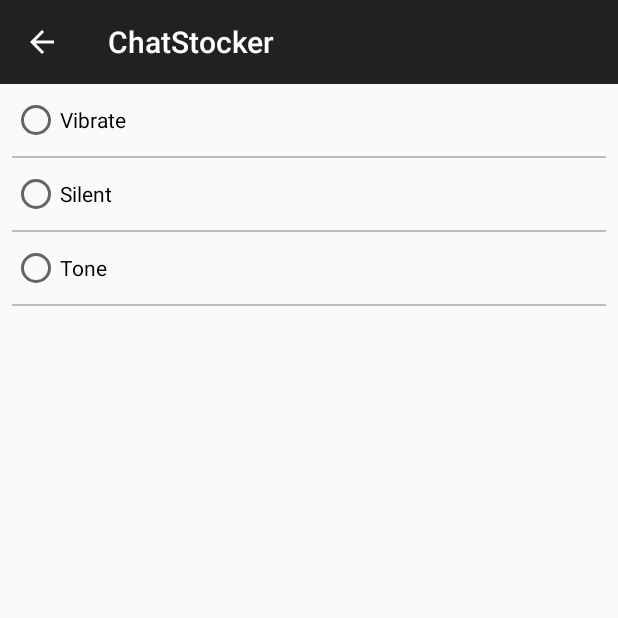
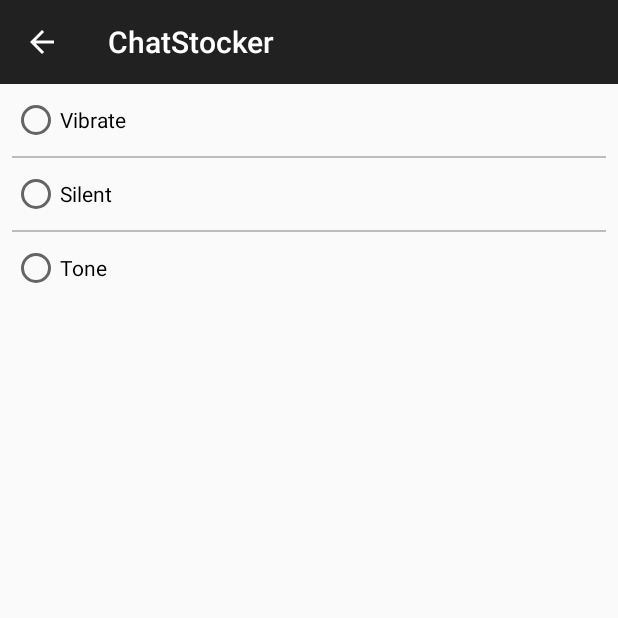
Before and after one commit to sachinverma310/ChatStocker, an Android app: the NotificationActivity screen opened directly, with no data from a screen before it, on a phone screen of 412 x 824 dp, the top half of it. Run offline under Robolectric (Android 15) with nearby library versions, the phone set to English and light mode, and no system bars; our stand-ins replace data binding.

Commit message:
20/11  15:15

```diff
--- a/app/src/main/res/layout/activity_notification.xml
+++ b/app/src/main/res/layout/activity_notification.xml
@@ -1,5 +1,6 @@
 <?xml version="1.0" encoding="utf-8"?>
 <layout>
+
     <LinearLayout xmlns:android="http://schemas.android.com/apk/res/android"
         xmlns:app="http://schemas.android.com/apk/res-auto"
         xmlns:tools="http://schemas.android.com/tools"
@@ -8,109 +9,129 @@
         android:orientation="vertical"
         tools:context=".view.NotificationActivity">
 
-    <LinearLayout
+        <RadioGroup
             android:layout_width="match_parent"
-        android:orientation="vertical"
-        android:layout_height="wrap_content">
+            android:layout_height="wrap_content"
+            android:orientation="vertical">
 
             <RadioButton
                 android:id="@+id/vibrateRadio"
                 android:layout_width="match_parent"
                 android:layout_height="32dp"
                 android:layout_marginStart="8dp"
-            android:text="Vibrate"
                 android:layout_marginTop="8dp"
-            android:layout_marginBottom="8dp" />
-
-        <TextView
-            android:id="@+id/tvVibrate"
-            android:layout_width="0dp"
-            android:visibility="gone"
-            android:layout_height="match_parent"
-            android:layout_weight="1"
-            android:gravity="center|start"
-            android:paddingLeft="10dp"
-            android:text="Vibrate"
-            android:textColor="@color/black"
-            android:textSize="16sp" />
-    </LinearLayout>
+                android:layout_marginBottom="8dp"
+                android:text="Vibrate" />
 
             <View
                 android:layout_width="match_parent"
                 android:layout_height="1dp"
                 android:layout_marginStart="8dp"
-        android:background="@color/gray"
                 android:layout_marginEnd="8dp"
-        android:alpha=".5" />
-
-    <LinearLayout
-        android:layout_width="match_parent"
-        android:orientation="vertical"
-        android:layout_height="wrap_content">
+                android:alpha=".5"
+                android:background="@color/gray" />
 
             <RadioButton
                 android:id="@+id/silentRadio"
                 android:layout_width="match_parent"
+                android:layout_height="32dp"
                 android:layout_marginStart="8dp"
                 android:layout_marginTop="8dp"
-            android:text="Silent"
                 android:layout_marginBottom="8dp"
-            android:layout_height="32dp" />
-
-        <TextView
-            android:id="@+id/tvSilent"
-            android:layout_width="0dp"
-            android:layout_height="match_parent"
-            android:layout_weight="1"
-            android:visibility="gone"
-            android:gravity="center|start"
-            android:paddingLeft="10dp"
-            android:text="Silent"
-            android:textColor="@color/black"
-            android:textSize="16sp" />
-    </LinearLayout>
-
+                android:text="Silent" />
             <View
                 android:layout_width="match_parent"
                 android:layout_height="1dp"
                 android:layout_marginStart="8dp"
-        android:background="@color/gray"
                 android:layout_marginEnd="8dp"
-        android:alpha=".5" />
-
-    <LinearLayout
-        android:layout_width="match_parent"
-        android:orientation="vertical"
-        android:layout_height="wrap_content">
-
+                android:alpha=".5"
+                android:background="@color/gray" />
             <RadioButton
                 android:id="@+id/toneRadio"
                 android:layout_width="match_parent"
                 android:layout_height="32dp"
                 android:layout_marginStart="8dp"
-            android:text="Tone"
                 android:layout_marginTop="8dp"
-            android:layout_marginBottom="8dp" />
+                android:layout_marginBottom="8dp"
+                android:text="Tone" />
+        </RadioGroup>
 
-        <TextView
-            android:id="@+id/tvtone"
-            android:layout_width="0dp"
-            android:visibility="gone"
-            android:layout_height="match_parent"
-            android:layout_weight="1"
-            android:gravity="center|start"
-            android:paddingLeft="10dp"
-            android:text="Tone"
-            android:textColor="@color/black"
-            android:textSize="16sp" />
-    </LinearLayout>
+        <!--    <View-->
+        <!--        android:layout_width="match_parent"-->
+        <!--        android:layout_height="1dp"-->
+        <!--        android:layout_marginStart="8dp"-->
+        <!--        android:background="@color/gray"-->
+        <!--        android:layout_marginEnd="8dp"-->
+        <!--        android:alpha=".5" />-->
 
-    <View
-        android:layout_width="match_parent"
-        android:layout_height="1dp"
-        android:layout_marginStart="8dp"
-        android:background="@color/gray"
-        android:layout_marginEnd="8dp"
-        android:alpha=".5" />
+        <!--    <LinearLayout-->
+        <!--        android:layout_width="match_parent"-->
+        <!--        android:orientation="vertical"-->
+        <!--        android:layout_height="wrap_content">-->
+
+        <!--        <RadioButton-->
+        <!--            android:id="@+id/silentRadio"-->
+        <!--            android:layout_width="match_parent"-->
+        <!--            android:layout_marginStart="8dp"-->
+        <!--            android:layout_marginTop="8dp"-->
+        <!--            android:text="Silent"-->
+        <!--            android:layout_marginBottom="8dp"-->
+        <!--            android:layout_height="32dp" />-->
+
+        <!--        <TextView-->
+        <!--            android:id="@+id/tvSilent"-->
+        <!--            android:layout_width="0dp"-->
+        <!--            android:layout_height="match_parent"-->
+        <!--            android:layout_weight="1"-->
+        <!--            android:visibility="gone"-->
+        <!--            android:gravity="center|start"-->
+        <!--            android:paddingLeft="10dp"-->
+        <!--            android:text="Silent"-->
+        <!--            android:textColor="@color/black"-->
+        <!--            android:textSize="16sp" />-->
+        <!--    </LinearLayout>-->
+
+        <!--    <View-->
+        <!--        android:layout_width="match_parent"-->
+        <!--        android:layout_height="1dp"-->
+        <!--        android:layout_marginStart="8dp"-->
+        <!--        android:background="@color/gray"-->
+        <!--        android:layout_marginEnd="8dp"-->
+        <!--        android:alpha=".5" />-->
+
+        <!--    <LinearLayout-->
+        <!--        android:layout_width="match_parent"-->
+        <!--        android:orientation="vertical"-->
+        <!--        android:layout_height="wrap_content">-->
+
+        <!--        <RadioButton-->
+        <!--            android:id="@+id/toneRadio"-->
+        <!--            android:layout_width="match_parent"-->
+        <!--            android:layout_height="32dp"-->
+        <!--            android:layout_marginStart="8dp"-->
+        <!--            android:text="Tone"-->
+        <!--            android:layout_marginTop="8dp"-->
+        <!--            android:layout_marginBottom="8dp" />-->
+
+        <!--        <TextView-->
+        <!--            android:id="@+id/tvtone"-->
+        <!--            android:layout_width="0dp"-->
+        <!--            android:visibility="gone"-->
+        <!--            android:layout_height="match_parent"-->
+        <!--            android:layout_weight="1"-->
+        <!--            android:gravity="center|start"-->
+        <!--            android:paddingLeft="10dp"-->
+        <!--            android:text="Tone"-->
+        <!--            android:textColor="@color/black"-->
+        <!--            android:textSize="16sp" />-->
+        <!--    </LinearLayout>-->
+
+        <!--    <View-->
+        <!--        android:layout_width="match_parent"-->
+        <!--        android:layout_height="1dp"-->
+        <!--        android:layout_marginStart="8dp"-->
+        <!--        android:background="@color/gray"-->
+        <!--        android:layout_marginEnd="8dp"-->
+        <!--        android:alpha=".5" />-->
     </LinearLayout>
 </layout>
```
Lines whose indentation alone changed are shown as unchanged.
